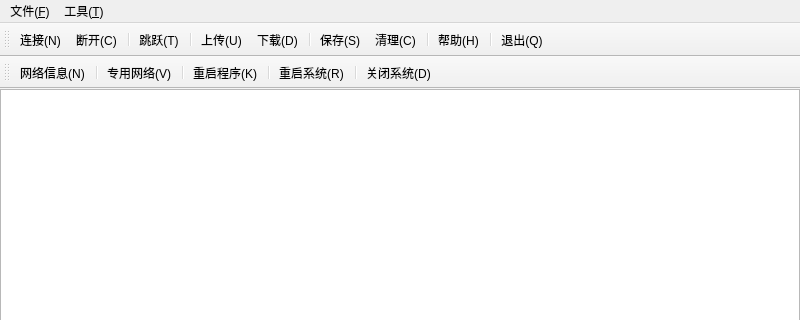
First picture: the form in examples/examples.ui, repository nulijiabei/cgoqt, before the edit; both pictures show x 0 to 800 and y 0 to 320 of the 800 by 600 pixel window.
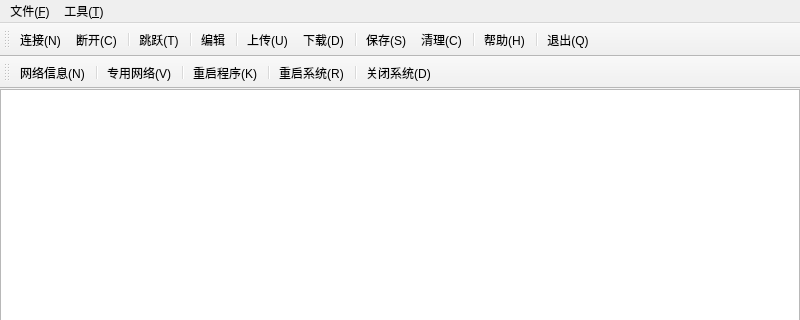
Second picture: the form after the edit. Icons and pictures are not drawn.

Diff of the .ui file:
```diff
--- a/examples/examples.ui
+++ b/examples/examples.ui
@@ -79,6 +79,8 @@
    <addaction name="separator"/>
    <addaction name="member"/>
    <addaction name="separator"/>
+   <addaction name="edit"/>
+   <addaction name="separator"/>
    <addaction name="upload"/>
    <addaction name="download"/>
    <addaction name="separator"/>
@@ -268,6 +270,15 @@
     <string>历史(&amp;M)</string>
    </property>
   </action>
+  <action name="edit">
+   <property name="icon">
+    <iconset resource="examples.qrc">
+     <normaloff>:/edit.png</normaloff>:/edit.png</iconset>
+   </property>
+   <property name="text">
+    <string>编辑</string>
+   </property>
+  </action>
  </widget>
  <resources>
   <include location="examples.qrc"/>
```
Left out of the diff: 2 changed lines with no effect on the pictures.
